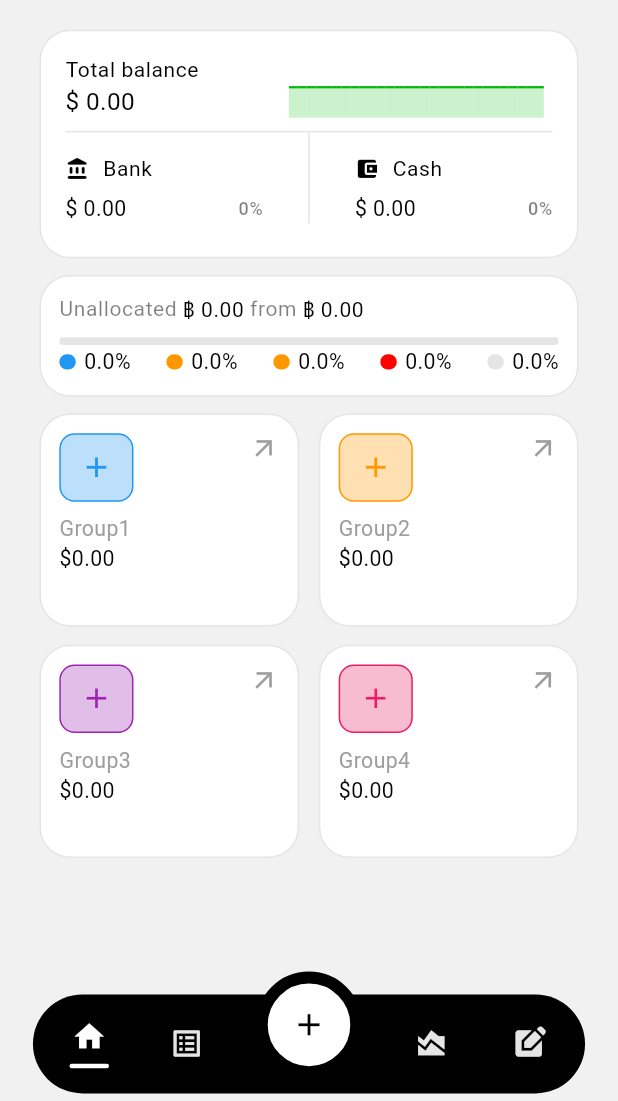
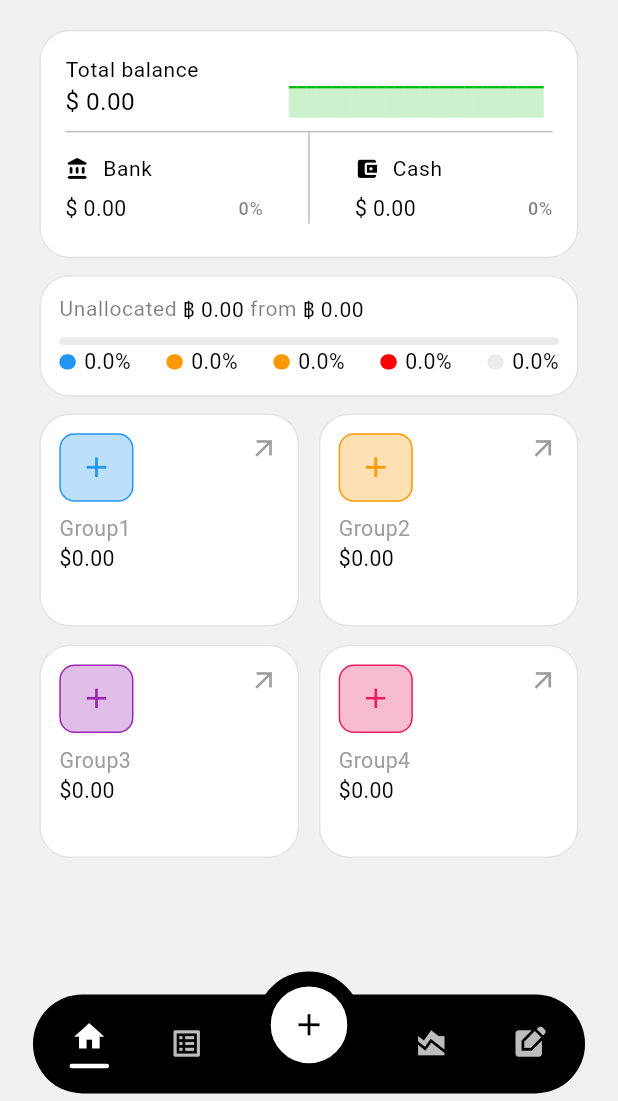
Before and after one commit to indiv-it/bookbank, a Flutter app: the screen it shows after launch, on a phone screen of 412 x 824 dp, the part 135-1236 px from its top. Run offline on Flutter 3.47's test engine with Material 3 defaults, Android fonts, the light colour scheme and no system bars; drawn by our look-alikes of fl_chart; our stand-ins replace flutter_screenutil, responsive_framework, shared_preferences, sqflite; accounts and stored records are empty.

Commit message:
Beta-10F - Group Colors

```diff
--- a/lib/Widgets/hearder.dart
+++ b/lib/Widgets/hearder.dart
@@ -65,7 +65,7 @@ class Header extends StatelessWidget {
                   ),
                   shape: RoundedRectangleBorder(
                     borderRadius: BorderRadius.circular(10.r),
-                    side: BorderSide(color: theme.colorScheme.outline),
+                    side: BorderSide(color: theme.colorScheme.onSurfaceVariant),
                   ),
                   onSelected: (String value) {
                     final menuItems = [
--- a/lib/Widgets/navigation_bar.dart
+++ b/lib/Widgets/navigation_bar.dart
@@ -49,8 +49,8 @@ class _HomePageState extends State<HomePage> {
             Icon(
               icon,
               color: isSelected
-                  ? theme.colorScheme.surface
-                  : theme.colorScheme.outline,
+                  ? theme.colorScheme.onPrimary
+                  : theme.colorScheme.onSurfaceVariant,
               size: 23.sp,
             ),
             if (isSelected) ...[
@@ -59,7 +59,7 @@ class _HomePageState extends State<HomePage> {
                 width: 24.w,
                 height: 3.h,
                 decoration: BoxDecoration(
-                  color: theme.colorScheme.surface,
+                  color: theme.colorScheme.onPrimary,
                   borderRadius: BorderRadius.circular(1.5.r),
                 ),
               ),
@@ -80,10 +80,7 @@ class _HomePageState extends State<HomePage> {
       bottomNavigationBar: SafeArea(
         child: Container(
           height: 80.h,
-          margin: EdgeInsets.symmetric(
-            horizontal: 20.w,
-            vertical: 5.h,
-          ),
+          margin: EdgeInsets.symmetric(horizontal: 20.w, vertical: 5.h),
           child: Stack(
             alignment: Alignment.center,
             children: [
@@ -131,16 +128,16 @@ class _HomePageState extends State<HomePage> {
                     height: 70.h,
                     width: 70.w,
                     decoration: BoxDecoration(
-                      color: theme.colorScheme.surface,
+                      color: theme.colorScheme.onPrimary,
                       shape: BoxShape.circle,
                       border: Border.all(
                         color: theme.colorScheme.surfaceBright,
-                        width: 8,
+                        width: 10,
                       ),
                     ),
                     child: Icon(
                       Icons.add,
-                      color: theme.colorScheme.onSurface,
+                      color: theme.colorScheme.surfaceBright,
                       size: 24.sp,
                     ),
                   ),
--- a/lib/core/theme/app_theme.dart
+++ b/lib/core/theme/app_theme.dart
@@ -128,6 +128,7 @@ class AppTheme {
         surface: LightColors.cardBg,
         surfaceBright: LightColors.black,
         outline: LightColors.border,
+        onSurfaceVariant: Colors.grey[400],
         error: LightColors.red,
         onPrimary: LightColors.white,
         onSecondary: LightColors.white,
@@ -169,9 +170,10 @@ class AppTheme {
       colorScheme: ColorScheme.dark(
         primary: AppColors.blue,
         secondary: AppColors.orange,
-        surface: DarkColors.cardBg,
-        surfaceBright: DarkColors.white,
-        outline: DarkColors.border,
+        surface: const Color(0xFF101010),
+        surfaceBright: DarkColors.cardBg,
+        outline: Colors.black,
+        onSurfaceVariant: const Color.fromARGB(255, 81, 81, 81),
         error: DarkColors.red,
         onPrimary: DarkColors.white,
         onSecondary: DarkColors.white,
--- a/lib/features/add_transaction/add_transaction_screen.dart
+++ b/lib/features/add_transaction/add_transaction_screen.dart
@@ -409,6 +409,7 @@ Future<void> showAddItemBottomSheet(
           decoration: BoxDecoration(
             color: theme.scaffoldBackgroundColor,
             borderRadius: BorderRadius.vertical(top: Radius.circular(20.r)),
+            border: Border.all(color: theme.colorScheme.onSurfaceVariant),
           ),
           padding: EdgeInsets.all(isTablet ? 24.r : 20.r),
           child: SingleChildScrollView(
--- a/lib/features/add_transaction/widgets/list_button.dart
+++ b/lib/features/add_transaction/widgets/list_button.dart
@@ -1,5 +1,6 @@
 import 'package:bookbank/core/theme/app_theme.dart';
 import 'package:flutter/material.dart';
+import 'package:flutter_screenutil/flutter_screenutil.dart';
 
 class ListButton extends StatelessWidget {
   final String buttonKey;
@@ -22,7 +23,7 @@ class ListButton extends StatelessWidget {
     final theme = Theme.of(context);
 
     return Container(
-      width: 170,
+      width: 160.w,
       color: theme.colorScheme.surface,
       child: TextButton(
         onPressed: function,
--- a/lib/features/add_transaction/widgets/title_input.dart
+++ b/lib/features/add_transaction/widgets/title_input.dart
@@ -72,6 +72,7 @@ class TitleInput extends StatelessWidget {
                 offset: Offset(70.w, 50.h),
                 color: theme.colorScheme.surface,
                 shape: RoundedRectangleBorder(
+                  side: BorderSide(color: theme.colorScheme.outline),
                   borderRadius: BorderRadius.circular(10.r),
                 ),
                 onSelected: (String value) {
--- a/lib/features/home/widgets/dashboard_summary.dart
+++ b/lib/features/home/widgets/dashboard_summary.dart
@@ -101,7 +101,7 @@ class DashboardSummary extends StatelessWidget {
             ),
             SizedBox(height: 8.h),
             // Divider
-            Divider(color: theme.colorScheme.outline),
+            Divider(color: theme.colorScheme.onSurfaceVariant),
             // Money Position
             Row(
               mainAxisAlignment: MainAxisAlignment.spaceBetween,
@@ -116,7 +116,7 @@ class DashboardSummary extends StatelessWidget {
                 Container(
                   width: 1,
                   height: 60.h,
-                  color: theme.colorScheme.outline,
+                  color: theme.colorScheme.onSurfaceVariant,
                 ),
                 _buildBalanceItem(
                   context,
--- a/lib/features/home/widgets/unallocated_summary.dart
+++ b/lib/features/home/widgets/unallocated_summary.dart
@@ -129,7 +129,7 @@ class UnallocatedSummary extends StatelessWidget {
                   margin: EdgeInsets.only(top: 8.h),
                   decoration: BoxDecoration(
                     borderRadius: BorderRadius.all(Radius.circular(20.r)),
-                    color: theme.colorScheme.outline,
+                    color: AppColors.grey.withValues(alpha: 0.2),
                   ),
                   child: Row(
                     children: [
@@ -171,7 +171,7 @@ class UnallocatedSummary extends StatelessWidget {
                           barTotal,
                           constraints.maxWidth,
                         ).toDouble(),
-                        color: AppColors.grey,
+                        color: AppColors.grey.withValues(alpha: 0.2),
                       ),
                     ],
                   ),
@@ -203,7 +203,7 @@ class UnallocatedSummary extends StatelessWidget {
                 ),
                 MoneyNumber(
                   amount: unallocatedAmount,
-                  color: theme.colorScheme.outline,
+                  color: AppColors.grey.withValues(alpha: 0.2),
                   percentage: double.parse(pct),
                 ),
               ],
--- a/lib/features/records/record_screen.dart
+++ b/lib/features/records/record_screen.dart
@@ -154,7 +154,7 @@ class _RecordScreenState extends State<RecordScreen> {
                   24.w,
                   45.h,
                   24.w,
-                  24.h,
+                  130.h,
                 ),
                 child: Column(
                   crossAxisAlignment: CrossAxisAlignment.start,
```
Also changed, not shown: lib/features/menu/editGroup/group_edit_dialog.dart (+5 -5 lines).
